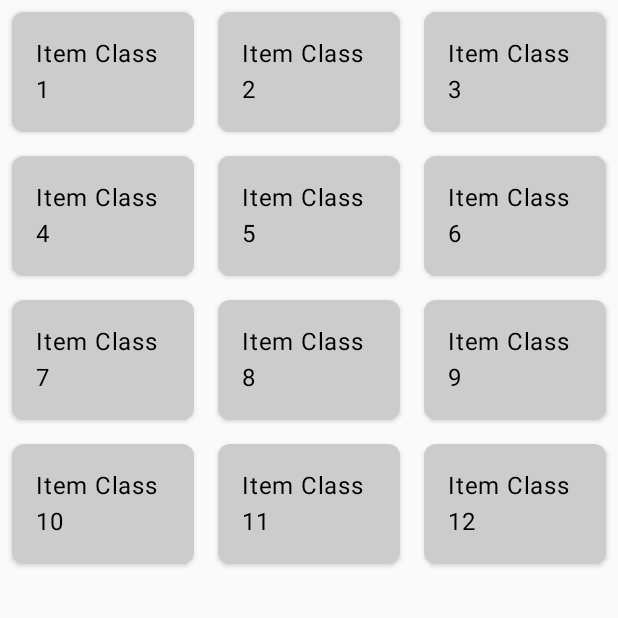
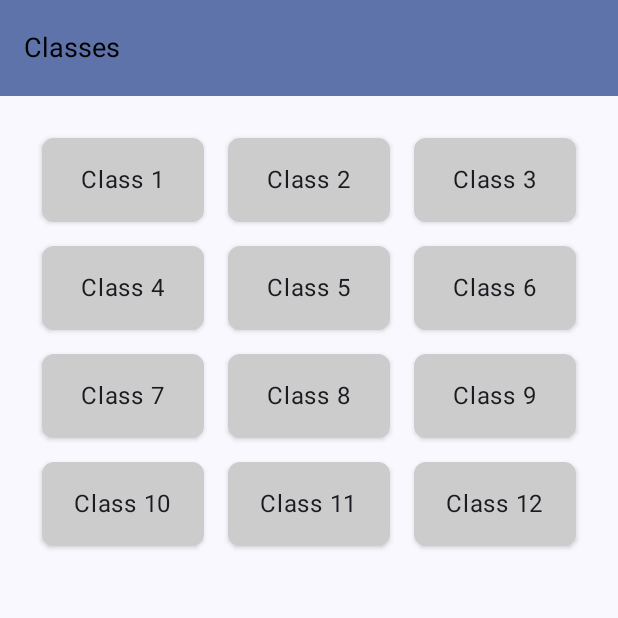
Before and after one commit to koushikbag/alphabetz-student, an Android app built with Jetpack Compose: the screen it shows after launch (StudentDashboardActivity), on a phone screen of 412 x 824 dp, the top half of it. Run offline under Robolectric (Android 15) with nearby library versions, the phone set to English and light mode, and no system bars.

Commit message:
toolbar added for ClassListScreen

```diff
--- a/app/src/main/java/com/alphabetz/students/ui/screens/ClassListScreen.kt
+++ b/app/src/main/java/com/alphabetz/students/ui/screens/ClassListScreen.kt
@@ -3,14 +3,17 @@ package com.alphabetz.students.ui.screens
 import android.content.Context
 import android.widget.Toast
 import androidx.compose.foundation.clickable
+import androidx.compose.foundation.layout.Arrangement
 import androidx.compose.foundation.layout.Column
 import androidx.compose.foundation.layout.fillMaxWidth
+import androidx.compose.foundation.layout.navigationBarsPadding
 import androidx.compose.foundation.layout.padding
 import androidx.compose.foundation.lazy.grid.GridCells
 import androidx.compose.foundation.lazy.grid.LazyVerticalGrid
 import androidx.compose.foundation.shape.RoundedCornerShape
 import androidx.compose.material3.Card
 import androidx.compose.material3.CardDefaults
+import androidx.compose.material3.Scaffold
 import androidx.compose.material3.Text
 import androidx.compose.runtime.Composable
 import androidx.compose.ui.Alignment
@@ -18,6 +21,7 @@ import androidx.compose.ui.Modifier
 import androidx.compose.ui.graphics.Color
 import androidx.compose.ui.platform.LocalContext
 import androidx.compose.ui.unit.dp
+import androidx.navigation.compose.rememberNavController
 
 @Composable
 fun ClassListScreen(
@@ -46,6 +50,21 @@ fun ClassListScreen(
 
 @Composable
 fun ItemGrid(items: List<Any>, onItemClick: ((Any) -> Unit)?) {
+    val navController = rememberNavController()
+    Scaffold(
+        topBar = {
+            CustomToolbarScreen(navController = navController, title = "Classes", false)
+        }
+    )
+    { innerPadding ->
+        Column(
+            modifier = Modifier
+                .padding(innerPadding)
+                .navigationBarsPadding()
+                .padding(20.dp),
+            verticalArrangement = Arrangement.Center,
+            horizontalAlignment = Alignment.CenterHorizontally
+        ) {
             LazyVerticalGrid(
                 columns = GridCells.Fixed(3)
             ) {
@@ -53,6 +72,7 @@ fun ItemGrid(items: List<Any>, onItemClick: ((Any) -> Unit)?) {
                     Card(
                         modifier = Modifier
                             .padding(8.dp)
+                            .navigationBarsPadding()
                             .fillMaxWidth()
                             .clickable { onItemClick?.invoke(items[index]) },
                         elevation = CardDefaults.cardElevation(defaultElevation = 2.dp),
@@ -65,9 +85,12 @@ fun ItemGrid(items: List<Any>, onItemClick: ((Any) -> Unit)?) {
                                 .fillMaxWidth(),
                             horizontalAlignment = Alignment.CenterHorizontally
                         ) {
-                    Text(text = "Item ${items[index]}")
+                            Text(text = "${items[index]}")
                         }
                     }
                 }
             }
         }
+    }
+
+}
--- /dev/null
+++ b/app/src/main/java/com/alphabetz/students/ui/screens/CustomToolbarScreen.kt
@@ -0,0 +1,64 @@
+package com.alphabetz.students.ui.screens
+
+import android.annotation.SuppressLint
+import android.util.Log
+import androidx.compose.foundation.background
+import androidx.compose.material.icons.Icons
+import androidx.compose.material.icons.filled.ArrowBack
+import androidx.compose.material.icons.filled.Menu
+import androidx.compose.material3.ExperimentalMaterial3Api
+import androidx.compose.material3.Icon
+import androidx.compose.material3.IconButton
+import androidx.compose.material3.MaterialTheme
+import androidx.compose.material3.Text
+import androidx.compose.material3.TopAppBar
+import androidx.compose.material3.TopAppBarDefaults
+import androidx.compose.runtime.Composable
+import androidx.compose.runtime.mutableStateOf
+import androidx.compose.runtime.remember
+import androidx.compose.runtime.rememberCoroutineScope
+import androidx.compose.ui.Modifier
+import androidx.compose.ui.graphics.Color
+import androidx.compose.ui.unit.sp
+import androidx.navigation.NavHostController
+import com.alphabetz.students.ui.theme.PurpleGrey80
+import kotlinx.coroutines.launch
+
+@SuppressLint("CoroutineCreationDuringComposition")
+@OptIn(ExperimentalMaterial3Api::class)
+@Composable
+fun CustomToolbarScreen(navController: NavHostController, title: String, isBack: Boolean){
+    val scope = rememberCoroutineScope()
+    val scrollBehavior = TopAppBarDefaults.pinnedScrollBehavior()
+    var isDrawerOpen = remember {
+        mutableStateOf(false)
+    }
+    TopAppBar(
+        colors = TopAppBarDefaults.smallTopAppBarColors(
+            containerColor = MaterialTheme.colorScheme.primaryContainer,
+            titleContentColor = MaterialTheme.colorScheme.primary,
+        ),
+        title = {
+            Text(text = title,color = Color.Black,
+                fontSize = 18.sp)
+        },
+        modifier = Modifier.background(PurpleGrey80),
+        scrollBehavior = scrollBehavior
+        /*navigationIcon = {
+            if (isBack){
+                IconButton(onClick = {navController.navigateUp()}) {
+                    Icon(Icons.Filled.ArrowBack, "backIcon")
+                }
+            }else{
+                IconButton(onClick = {
+                    scope.launch {
+                        drawerState.open()
+                        Log.i("Drawer", "drawer Open: ")
+                    }
+                }) {
+                    Icon(Icons.Filled.Menu, "backIcon")
+                }
+            }
+        }*/
+    )
+}
```
Also changed, not shown: app/src/main/java/com/alphabetz/students/views/StudentDashboardActivity.kt (+0 -14 lines). Lines whose indentation alone changed are shown as unchanged.
